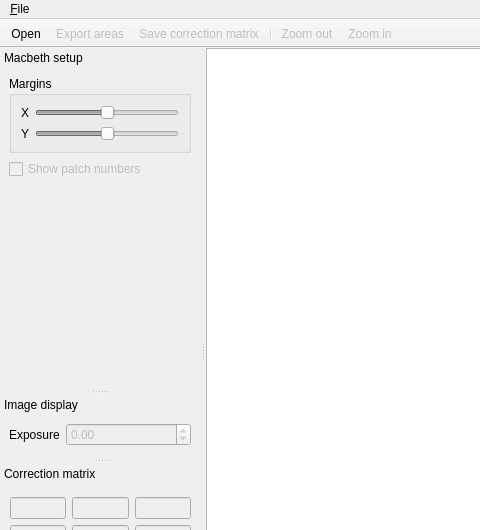
Qt form apps/gui/mainwindow.ui (afichet/camera-calibration) before a commit; both pictures show x 0 to 480 and y 0 to 530 of the 977 by 676 pixel window.
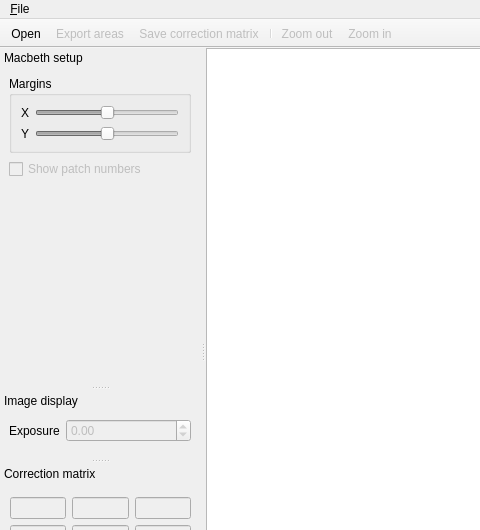
The same form after that commit. Icons and pictures are not drawn. Custom widgets are drawn as their Qt base class.

What changed in the file:
```diff
--- a/apps/gui/mainwindow.ui
+++ b/apps/gui/mainwindow.ui
@@ -78,7 +78,7 @@
    <property name="minimumSize">
     <size>
      <width>200</width>
-     <height>160</height>
+     <height>177</height>
     </size>
    </property>
    <property name="windowIcon">
@@ -181,7 +181,7 @@
    <property name="minimumSize">
     <size>
      <width>200</width>
-     <height>63</height>
+     <height>67</height>
     </size>
    </property>
    <property name="windowIcon">
```
Left out of the diff: 4 changed lines with no effect on the pictures.
